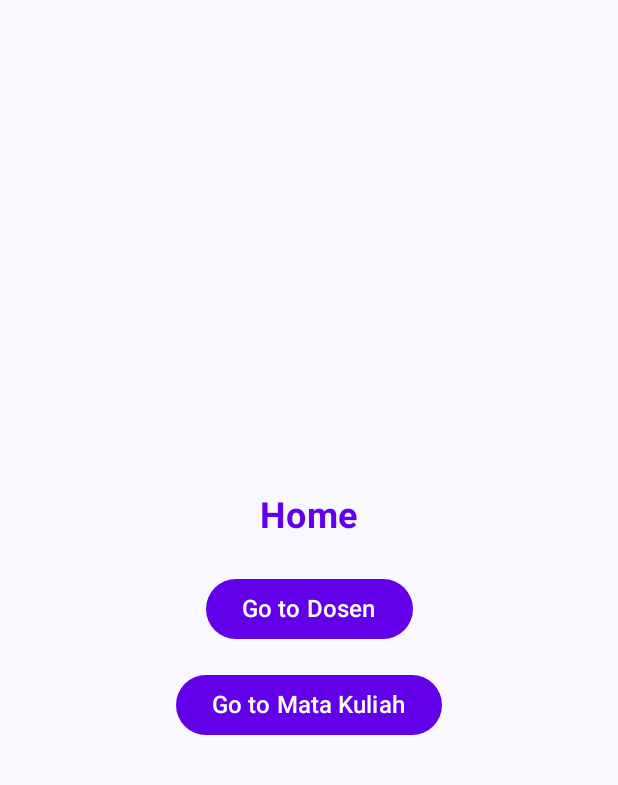
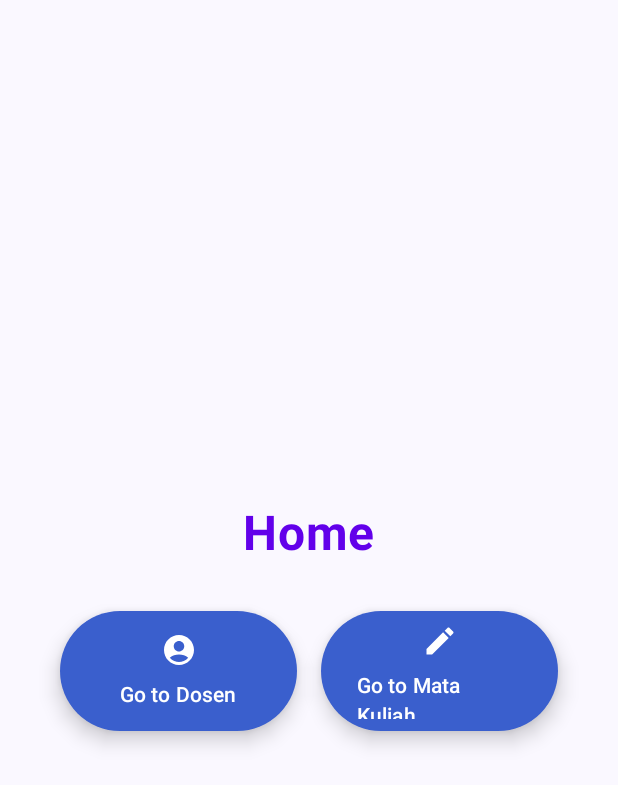
Before and after one commit to DhimasAdityaP/UcpRoomDatabase_0118, an Android app built with Jetpack Compose: the screen it shows after launch (MainActivity), on a phone screen of 412 x 824 dp. Shown: the top 785 px of the screen. Run offline under Robolectric (Android 15) with nearby library versions, the phone set to English and light mode, and no system bars; our stand-ins replace Room's generated code.

Commit message:
edit tampilan di HomeView.kt

```diff
--- a/app/src/main/java/com/example/ucp2/ui/view/home/HomeView.kt
+++ b/app/src/main/java/com/example/ucp2/ui/view/home/HomeView.kt
@@ -14,8 +14,11 @@ import androidx.compose.ui.text.font.FontWeight
 import androidx.compose.ui.unit.dp
 import androidx.compose.ui.unit.sp
 import androidx.compose.animation.core.tween
-import androidx.compose.foundation.clickable
-import androidx.compose.ui.draw.scale
+import androidx.compose.material.icons.Icons
+import androidx.compose.material.icons.filled.AccountCircle
+import androidx.compose.material.icons.filled.Edit
+import androidx.compose.ui.graphics.vector.ImageVector
+
 
 @Composable
 fun HomeView(
@@ -23,10 +26,8 @@ fun HomeView(
     onMataKuliahClick: () -> Unit,
     modifier: Modifier = Modifier
 ) {
-    // State untuk kontrol animasi
     var isVisible by remember { mutableStateOf(false) }
 
-    // Memicu animasi saat tampilan dimuat
     LaunchedEffect(Unit) {
         isVisible = true
     }
@@ -34,59 +35,82 @@ fun HomeView(
     Column(
         modifier = modifier
             .fillMaxSize()
-            .padding(16.dp),
+            .padding(24.dp),
         horizontalAlignment = Alignment.CenterHorizontally,
         verticalArrangement = Arrangement.Center
     ) {
+        // Header dengan animasi
         AnimatedVisibility(
             visible = isVisible,
             enter = fadeIn(animationSpec = tween(1000)) + scaleIn(initialScale = 0.8f)
         ) {
             Text(
                 text = "Home",
-                fontSize = 24.sp,
+                fontSize = 32.sp,
                 fontWeight = FontWeight.Bold,
-                color = Color(0xFF6200EA) // Warna utama
+                color = Color(0xFF6200EA),
+                modifier = Modifier
+                    .padding(bottom = 32.dp)
             )
         }
 
-        Spacer(modifier = Modifier.height(24.dp))
-
-        AnimatedButton(text = "Go to Dosen", onClick = onDosenClick)
-        Spacer(modifier = Modifier.height(16.dp))
-        AnimatedButton(text = "Go to Mata Kuliah", onClick = onMataKuliahClick)
+        Row(
+            modifier = Modifier
+                .fillMaxWidth()
+                .padding(horizontal = 16.dp),
+            horizontalArrangement = Arrangement.spacedBy(16.dp)
+        ) {
+            AnimatedIconButton(
+                text = "Go to Dosen",
+                icon = Icons.Filled.AccountCircle,
+                onClick = onDosenClick,
+                modifier = Modifier.weight(1f)
+            )
+            AnimatedIconButton(
+                text = "Go to Mata Kuliah",
+                icon = Icons.Filled.Edit,
+                onClick = onMataKuliahClick,
+                modifier = Modifier.weight(1f)
+            )
+        }
     }
 }
 
 @Composable
-fun AnimatedButton(text: String, onClick: () -> Unit) {
-    var isPressed by remember { mutableStateOf(false) }
-
+fun AnimatedIconButton(
+    text: String,
+    icon: ImageVector,
+    onClick: () -> Unit,
+    modifier: Modifier = Modifier
+) {
     Button(
         onClick = onClick,
+        modifier = modifier
+            .fillMaxWidth()
+            .height(80.dp), // Tinggi kotak
         colors = ButtonDefaults.buttonColors(
-            containerColor = Color(0xFF6200EA),
+            containerColor = Color(0xFF3A5FCD),
             contentColor = Color.White
         ),
-        modifier = Modifier
-            .padding(horizontal = 16.dp)
-            .clickable { isPressed = !isPressed }
+        elevation = ButtonDefaults.buttonElevation(
+            defaultElevation = 8.dp,
+            pressedElevation = 4.dp
+        )
     ) {
-        Text(
-            text = text,
-            fontSize = 16.sp,
-            fontWeight = FontWeight.Medium,
-            modifier = Modifier
-                .animateScale(isPressed) // Menambahkan animasi pada teks
-        )
+        Column(
+            horizontalAlignment = Alignment.CenterHorizontally
+        ) {
+            Icon(
+                imageVector = icon,
+                contentDescription = text,
+                modifier = Modifier.size(24.dp) // Ukuran ikon
+            )
+            Spacer(modifier = Modifier.height(8.dp))
+            Text(
+                text = text,
+                fontSize = 14.sp,
+                fontWeight = FontWeight.Medium
+            )
+        }
     }
 }
-
-@Composable
-fun Modifier.animateScale(isPressed: Boolean): Modifier {
-    val scale by animateFloatAsState(
-        targetValue = if (isPressed) 1.1f else 1.0f,
-        animationSpec = tween(durationMillis = 300)
-    )
-    return this.then(Modifier.scale(scale))
-}
```
